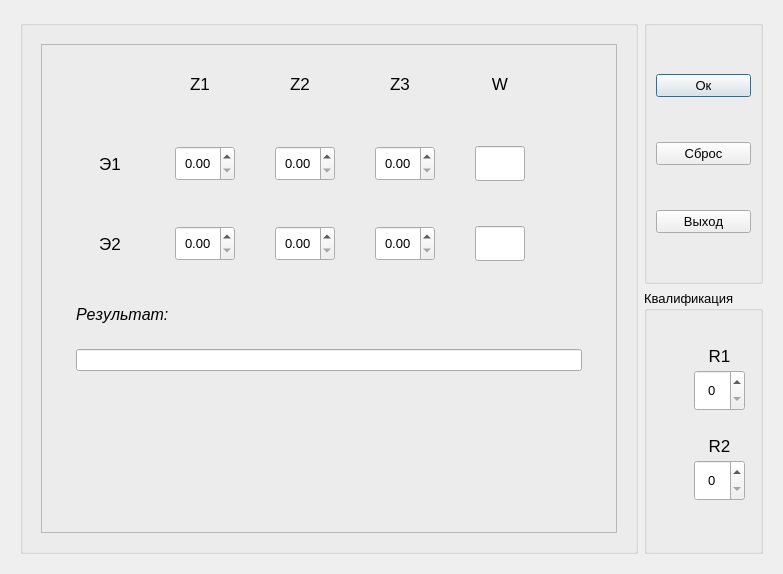
Old version of the form main.ui in the repository kkkirill/SADIS2.
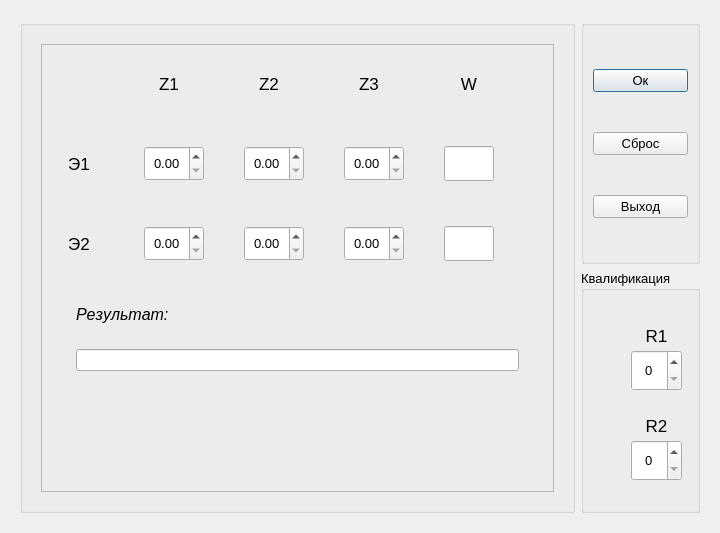
New version of the form.

Diff of the .ui file:
```diff
--- a/main.ui
+++ b/main.ui
@@ -6,8 +6,8 @@
    <rect>
     <x>0</x>
     <y>0</y>
-    <width>783</width>
-    <height>574</height>
+    <width>720</width>
+    <height>533</height>
    </rect>
   </property>
   <property name="font">
@@ -169,7 +169,7 @@
                        </property>
                        <property name="minimumSize">
                         <size>
-                         <width>45</width>
+                         <width>55</width>
                          <height>35</height>
                         </size>
                        </property>
@@ -239,7 +239,7 @@
                        </property>
                        <property name="minimumSize">
                         <size>
-                         <width>45</width>
+                         <width>55</width>
                          <height>35</height>
                         </size>
                        </property>
@@ -276,7 +276,7 @@
                        </property>
                        <property name="minimumSize">
                         <size>
-                         <width>45</width>
+                         <width>55</width>
                          <height>35</height>
                         </size>
                        </property>
@@ -313,7 +313,7 @@
                        </property>
                        <property name="minimumSize">
                         <size>
-                         <width>45</width>
+                         <width>55</width>
                          <height>35</height>
                         </size>
                        </property>
@@ -350,7 +350,7 @@
                        </property>
                        <property name="minimumSize">
                         <size>
-                         <width>45</width>
+                         <width>55</width>
                          <height>35</height>
                         </size>
                        </property>
@@ -387,7 +387,7 @@
                        </property>
                        <property name="minimumSize">
                         <size>
-                         <width>45</width>
+                         <width>55</width>
                          <height>35</height>
                         </size>
                        </property>
@@ -579,7 +579,7 @@
                    <item row="1" column="4">
                     <layout class="QHBoxLayout" name="horizontalLayout_11">
                      <item>
-                      <widget class="QLineEdit" name="lineEdit2">
+                      <widget class="QLineEdit" name="lineEdit1">
                        <property name="sizePolicy">
                         <sizepolicy hsizetype="Fixed" vsizetype="Fixed">
                          <horstretch>0</horstretch>
@@ -613,7 +613,7 @@
                    <item row="2" column="4">
                     <layout class="QHBoxLayout" name="horizontalLayout_9">
                      <item>
-                      <widget class="QLineEdit" name="lineEdit1">
+                      <widget class="QLineEdit" name="lineEdit2">
                        <property name="sizePolicy">
                         <sizepolicy hsizetype="Fixed" vsizetype="Fixed">
                          <horstretch>0</horstretch>
```
